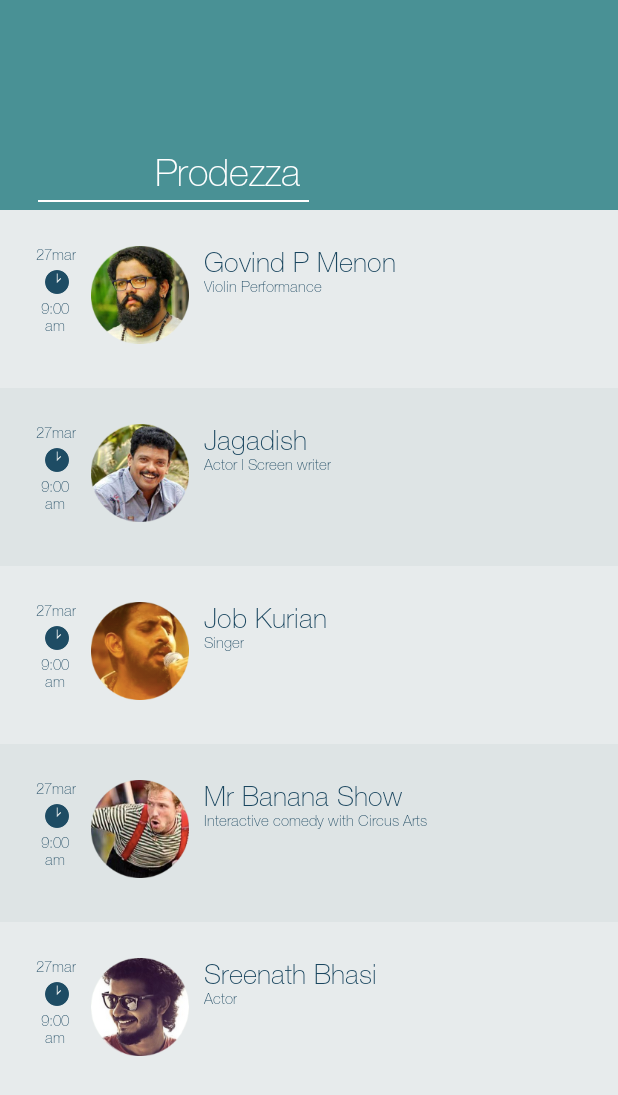
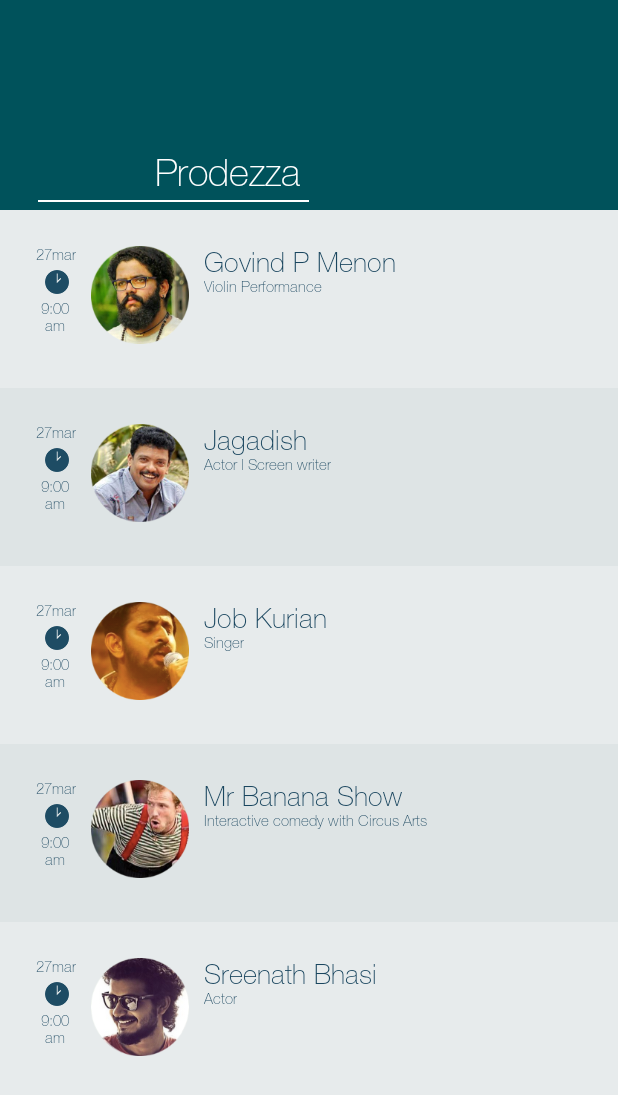
Before and after one commit to Jazeem/RagamApp, an Android app: the fragment CelebrityTalkFragment shown on its own in the app's theme, on a phone screen of 412 x 824 dp. Shown: the top 1095 px of the screen. Run offline under Robolectric (Android 15) with nearby library versions, the light colour scheme and no system bars.

Commit message:
color changed

```diff
--- a/app/src/main/res/values/colors.xml
+++ b/app/src/main/res/values/colors.xml
@@ -22,7 +22,7 @@
     <color name="dropdown_bg">#d6d4dedd</color>
     <color name="dropdown_bg_pressed">#a6d4dedd</color>
     <color name="dropdown_seperator">#00000000</color>
-    <color name="celebrity_talk_color">#499195</color>
+    <color name="celebrity_talk_color">#00525b</color>
 
     <color name="hex_border">#0c0c0c</color>
     <color name="proshow_color_top">#282822</color>
```
